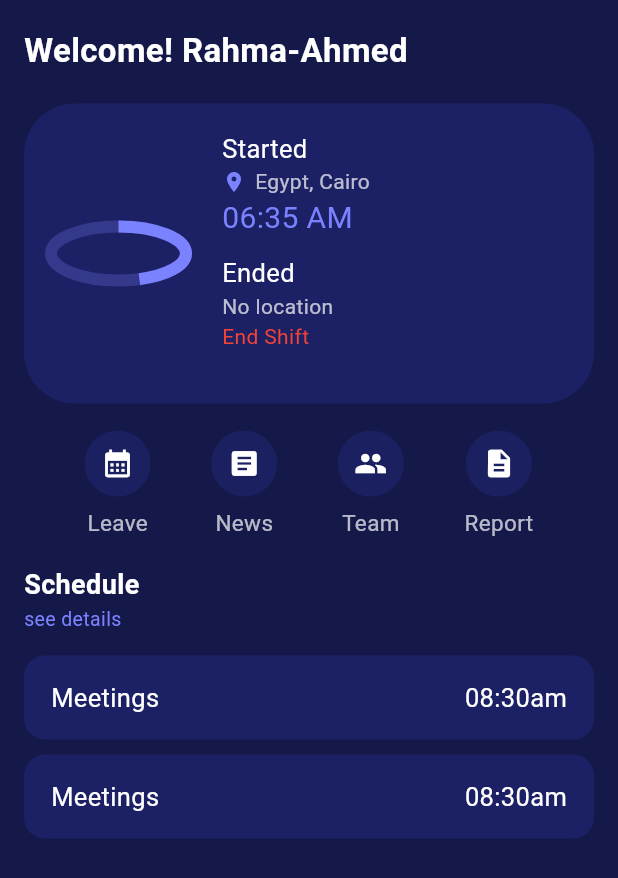
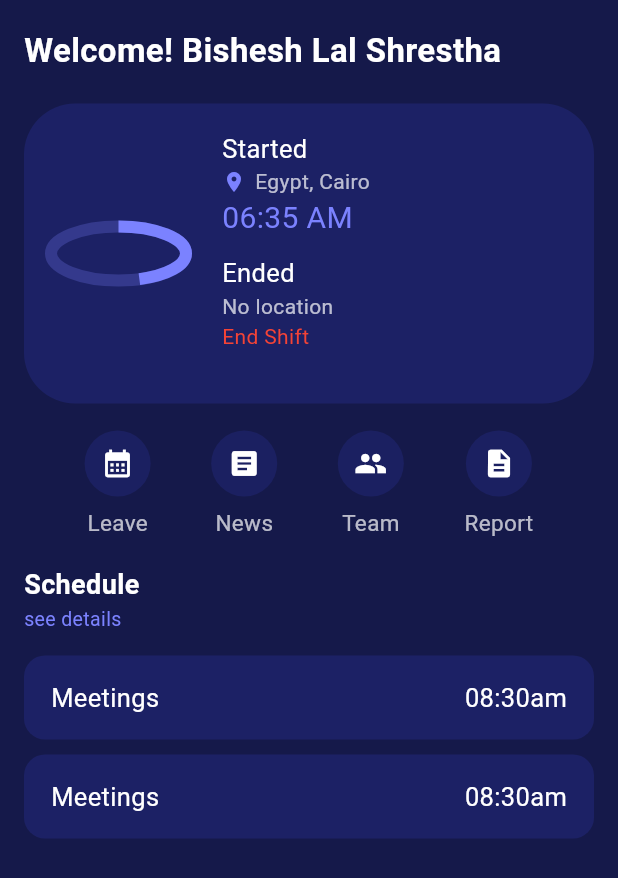
Before and after one commit to bisheshshrestha/attendance_system, a Flutter app: the UserDashboardPage screen opened directly, on a phone screen of 412 x 824 dp. Shown: the top 878 px of the screen. Run offline on Flutter 3.47's test engine with Material 3 defaults, Android fonts, the phone set to English and light mode, and no system bars; our stand-ins replace image_picker, table_calendar.

```diff
--- a/lib/pages/userdashboard_page.dart
+++ b/lib/pages/userdashboard_page.dart
@@ -16,7 +16,7 @@ class UserDashboardPage extends StatelessWidget {
             crossAxisAlignment: CrossAxisAlignment.start,
             children: [
               Text(
-                "Welcome! Rahma-Ahmed",
+                "Welcome! Bishesh Lal Shrestha",
                 style: TextStyle(
                     fontSize: 22, fontWeight: FontWeight.bold, color: Colors.white),
               ),
```
Also changed, not shown: 6 other files.
